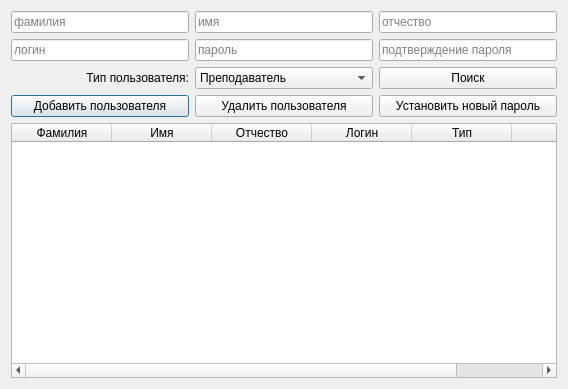
First picture: the form in gui_client/adminwindow.ui, repository turok-m-a/tester-server, before the edit.
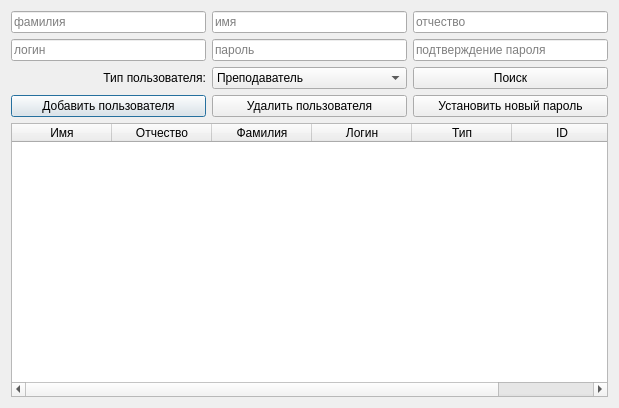
Second picture: the form after the edit.

Patch:
```diff
--- a/gui_client/adminwindow.ui
+++ b/gui_client/adminwindow.ui
@@ -6,8 +6,8 @@
    <rect>
     <x>0</x>
     <y>0</y>
-    <width>568</width>
-    <height>389</height>
+    <width>619</width>
+    <height>408</height>
    </rect>
   </property>
   <property name="windowTitle">
@@ -31,11 +31,6 @@
        <property name="selectionBehavior">
         <enum>QAbstractItemView::SelectRows</enum>
        </property>
-       <column>
-        <property name="text">
-         <string>Фамилия</string>
-        </property>
-       </column>
        <column>
         <property name="text">
          <string>Имя</string>
@@ -46,6 +41,11 @@
          <string>Отчество</string>
         </property>
        </column>
+       <column>
+        <property name="text">
+         <string>Фамилия</string>
+        </property>
+       </column>
        <column>
         <property name="text">
          <string>Логин</string>
```
